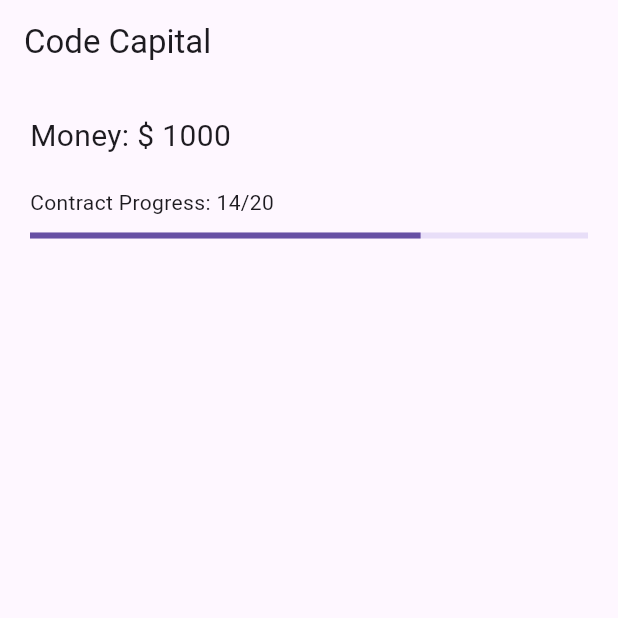
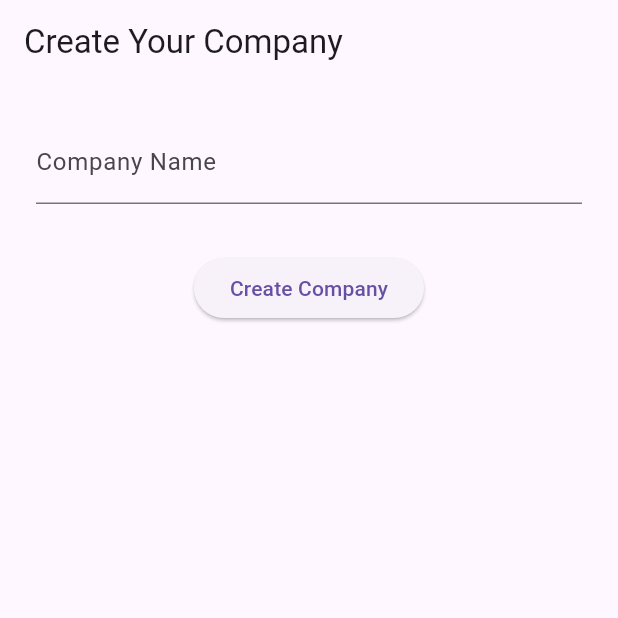
Before and after one commit to Danial-03-dev/code_capital, a Flutter app: the screen it shows after launch, on a phone screen of 412 x 824 dp, the top half of it. Run offline on Flutter 3.47's test engine with Material 3 defaults, Android fonts, the light colour scheme and no system bars; our stand-ins replace bloc, flutter_bloc, get_it, hive_ce, hive_ce_flutter; accounts and stored records are empty.

Commit message:
feat: add hive storage and initialise it in project

```diff
--- /dev/null
+++ b/lib/core/cubits/app_cubit/app_cubit.dart
@@ -0,0 +1,55 @@
+import 'package:code_capital/core/storage/models/company_model/company_model.dart';
+import 'package:code_capital/core/storage/services/company_storage_service.dart';
+import 'package:code_capital/features/company/models/company.dart';
+import 'package:flutter_bloc/flutter_bloc.dart';
+
+part 'app_cubit_state.dart';
+
+class AppCubit extends Cubit<AppCubitState> {
+  final CompanyStorageService _storage;
+
+  AppCubit({required CompanyStorageService companyStorageService})
+    : _storage = companyStorageService,
+      super(AppLoadingState());
+
+  void loadGame() {
+    final company = _storage.getCompany();
+
+    if (company == null) {
+      emit(AppNoCompanyState());
+      return;
+    }
+
+    emit(
+      AppReadyState(
+        company: Company(
+          id: company.id,
+          name: company.name,
+          money: company.money,
+          week: company.week,
+        ),
+      ),
+    );
+  }
+
+  void createCompany(String name) async {
+    final startingMoney = 1000;
+
+    final company = Company(
+      id: DateTime.now().microsecondsSinceEpoch.toString(),
+      name: name,
+      money: startingMoney,
+    );
+
+    await _storage.saveCompany(
+      CompanyModel(
+        id: company.id,
+        name: company.name,
+        money: company.money,
+        week: company.week,
+      ),
+    );
+
+    emit(AppReadyState(company: company));
+  }
+}
--- /dev/null
+++ b/lib/core/cubits/app_cubit/app_cubit_state.dart
@@ -0,0 +1,15 @@
+part of 'app_cubit.dart';
+
+abstract class AppCubitState {
+  const AppCubitState();
+}
+
+class AppLoadingState extends AppCubitState {}
+
+class AppNoCompanyState extends AppCubitState {}
+
+class AppReadyState extends AppCubitState {
+  final Company company;
+
+  const AppReadyState({required this.company});
+}
--- /dev/null
+++ b/lib/core/storage/models/company_model/company_model.dart
@@ -0,0 +1,25 @@
+import 'package:hive_ce/hive.dart';
+
+part 'company_model.g.dart';
+
+@HiveType(typeId: 0)
+class CompanyModel {
+  @HiveField(0)
+  String name;
+
+  @HiveField(1)
+  int money;
+
+  @HiveField(2)
+  int week;
+
+  @HiveField(3)
+  String id;
+
+  CompanyModel({
+    required this.name,
+    required this.money,
+    required this.week,
+    required this.id,
+  });
+}
--- /dev/null
+++ b/lib/core/storage/services/company_storage_service.dart
@@ -0,0 +1,19 @@
+import 'package:code_capital/core/storage/models/company_model/company_model.dart';
+import 'package:hive_ce/hive.dart';
+
+class CompanyStorageService {
+  final Box<CompanyModel> _box = Hive.box<CompanyModel>('company_box');
+  final _companyKey = 'company';
+
+  CompanyModel? getCompany() {
+    return _box.get(_companyKey);
+  }
+
+  Future<void> saveCompany(CompanyModel company) async {
+    await _box.put(_companyKey, company);
+  }
+
+  Future<void> deleteCompany() async {
+    await _box.delete(_companyKey);
+  }
+}
--- a/lib/features/company/blocs/company_bloc/company_bloc.dart
+++ b/lib/features/company/blocs/company_bloc/company_bloc.dart
@@ -20,6 +20,8 @@ class CompanyBloc extends Bloc<CompanyBlocEvent, CompanyBlocState> {
       super(
         CompanyBlocState(
           company: Company(
+            id: '1',
+            name: 'yes',
             money: 1000,
             employees: [Employee(programmingSkill: 2)],
           ),
--- a/lib/features/company/models/company.dart
+++ b/lib/features/company/models/company.dart
@@ -1,8 +1,35 @@
+import 'package:code_capital/features/company/models/contract.dart';
 import 'package:code_capital/features/company/models/employee.dart';
 
 class Company {
+  final String id;
+  final String name;
+
   int money;
+  int week;
   List<Employee> employees;
+  Contract? currentContract;
 
-  Company({this.money = 0, this.employees = const []});
+  Company({
+    required this.id,
+    required this.name,
+    this.money = 0,
+    this.week = 1,
+    this.employees = const [],
+  });
+
+  Company copyWith({
+    String? name,
+    int? money,
+    int? week,
+    List<Employee>? employees,
+  }) {
+    return Company(
+      id: id,
+      name: name ?? this.name,
+      money: money ?? this.money,
+      week: week ?? this.week,
+      employees: employees ?? this.employees,
+    );
+  }
 }
--- /dev/null
+++ b/lib/features/game/presentation/game_page.dart
@@ -0,0 +1,40 @@
+import 'package:code_capital/features/company/models/company.dart';
+import 'package:flutter/material.dart';
+
+class GamePage extends StatelessWidget {
+  final Company company;
+
+  const GamePage({super.key, required this.company});
+
+  @override
+  Widget build(BuildContext context) {
+    return Scaffold(
+      appBar: AppBar(title: Text(company.name)),
+      body: Padding(
+        padding: const EdgeInsets.all(24),
+        child: Column(
+          crossAxisAlignment: CrossAxisAlignment.start,
+          children: [
+            Text('Money \$${company.money}', style: TextStyle(fontSize: 24)),
+            const SizedBox(height: 20),
+            Text('Week: ${company.week}'),
+            const SizedBox(height: 30),
+
+            if (company.currentContract != null)
+              Column(
+                spacing: 12,
+                children: [
+                  const Text('Current Contract'),
+                  LinearProgressIndicator(
+                    value:
+                        company.currentContract!.progress /
+                        company.currentContract!.complexity,
+                  ),
+                ],
+              ),
+          ],
+        ),
+      ),
+    );
+  }
+}
--- /dev/null
+++ b/lib/features/onboarding/presentation/intro_page.dart
@@ -0,0 +1,45 @@
+import 'package:code_capital/core/cubits/app_cubit/app_cubit.dart';
+import 'package:flutter/material.dart';
+import 'package:flutter_bloc/flutter_bloc.dart';
+
+class IntroPage extends StatefulWidget {
+  const IntroPage({super.key});
+
+  @override
+  State<IntroPage> createState() => _IntroPageState();
+}
+
+class _IntroPageState extends State<IntroPage> {
+  final companyNameController = TextEditingController();
+
+  @override
+  Widget build(BuildContext context) {
+    void handleCompanyCreate() {
+      final companyName = companyNameController.text.trim();
+
+      if (companyName.isEmpty) return;
+
+      context.read<AppCubit>().createCompany(companyName);
+    }
+
+    return Scaffold(
+      appBar: AppBar(title: const Text('Create Your Company')),
+      body: Padding(
+        padding: const EdgeInsets.all(24),
+        child: Column(
+          spacing: 32,
+          children: [
+            TextField(
+              controller: companyNameController,
+              decoration: const InputDecoration(labelText: 'Company Name'),
+            ),
+            ElevatedButton(
+              onPressed: handleCompanyCreate,
+              child: const Text('Create Company'),
+            ),
+          ],
+        ),
+      ),
+    );
+  }
+}
--- a/lib/main.dart
+++ b/lib/main.dart
@@ -1,6 +1,8 @@
+import 'package:code_capital/core/cubits/app_cubit/app_cubit.dart';
 import 'package:code_capital/core/dependency_injection/service_locator.dart';
 import 'package:code_capital/features/company/blocs/company_bloc/company_bloc.dart';
-import 'package:code_capital/features/company/presentation/pages/company_page.dart';
+import 'package:code_capital/features/game/presentation/game_page.dart';
+import 'package:code_capital/features/onboarding/presentation/intro_page.dart';
 import 'package:code_capital/game_loop/cubits/game_loop_cubit/game_loop_cubit.dart';
 import 'package:flutter/material.dart';
 import 'package:flutter_bloc/flutter_bloc.dart';
@@ -24,12 +26,31 @@ class MyApp extends StatelessWidget {
         BlocProvider<GameLoopCubit>.value(
           value: serviceLocator<GameLoopCubit>(),
         ),
+        BlocProvider<AppCubit>(
+          create: (_) => serviceLocator<AppCubit>()..loadGame(),
+        ),
         BlocProvider<CompanyBloc>(create: (_) => serviceLocator<CompanyBloc>()),
       ],
-      child: const MaterialApp(
+      child: MaterialApp(
         title: 'Code Capital',
         debugShowCheckedModeBanner: false,
-        home: CompanyPage(),
+        home: BlocBuilder<AppCubit, AppCubitState>(
+          builder: (context, state) {
+            if (state is AppLoadingState) {
+              return const Center(child: CircularProgressIndicator());
+            }
+
+            if (state is AppNoCompanyState) {
+              return const IntroPage();
+            }
+
+            if (state is AppReadyState) {
+              return GamePage(company: state.company);
+            }
+
+            return const SizedBox();
+          },
+        ),
       ),
     );
   }
--- a/pubspec.yaml
+++ b/pubspec.yaml
@@ -37,6 +37,9 @@ dependencies:
   bloc: ^9.2.0
   flutter_bloc: ^9.1.1
   get_it: ^9.2.1
+  path_provider: ^2.1.5
+  hive_ce: ^2.19.3
+  hive_ce_flutter: ^2.3.4
 
 dev_dependencies:
   flutter_test:
@@ -48,6 +51,8 @@ dev_dependencies:
   # package. See that file for information about deactivating specific lint
   # rules and activating additional ones.
   flutter_lints: ^6.0.0
+  build_runner: ^2.4.13
+  hive_ce_generator: ^1.11.1
 
 # For information on the generic Dart part of this file, see the
 # following page: https://dart.dev/tools/pub/pubspec
```
Also changed, not shown: lib/core/dependency_injection/service_locator.dart (+21 -0 lines), lib/core/storage/models/company_model/company_model.g.dart (added), lib/hive_registrar.g.dart (added), pubspec.lock, 1 other file.
